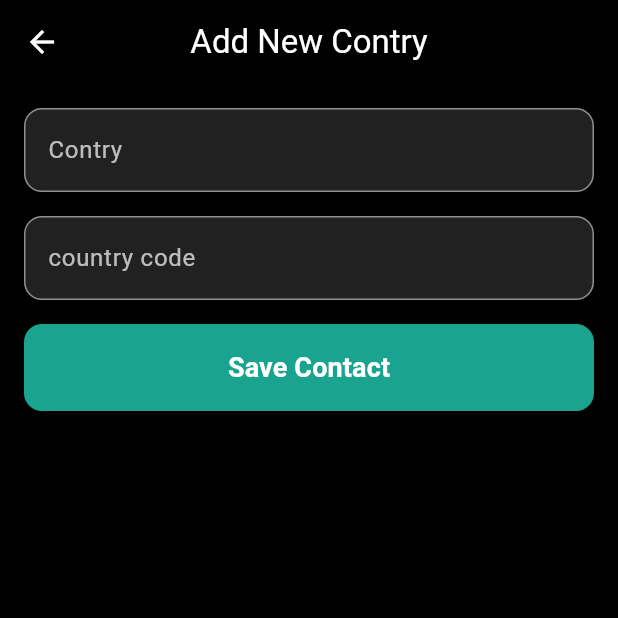
After one commit to jereenajohn/Be_call, a Flutter app: the AddContryFormPage screen opened directly, after a tap on "Save Contact", on a phone screen of 412 x 824 dp, the top half of it. The commit adds this screen. Run offline on Flutter 3.47's test engine with Material 3 defaults, Android fonts, the phone set to English and light mode, and no system bars; our stand-ins replace flutter_bloc, flutter_contacts, permission_handler, shared_preferences; missing offline and left inert: call_log, flutter_phone_direct_caller; accounts and stored records are empty; network calls fail.

Commit message:
contact,state,country

```diff
--- /dev/null
+++ b/lib/add_contry.dart
@@ -0,0 +1,134 @@
+import 'package:be_call/api.dart';
+import 'package:flutter/material.dart';
+import 'package:flutter_contacts/flutter_contacts.dart';
+import 'package:http/http.dart' as https;
+import 'package:shared_preferences/shared_preferences.dart';
+
+class AddContryFormPage extends StatefulWidget {
+  const AddContryFormPage({super.key});
+
+  @override
+  State<AddContryFormPage> createState() => _AddContryFormPageState();
+}
+
+class _AddContryFormPageState extends State<AddContryFormPage> {
+  final _formKey = GlobalKey<FormState>();
+  final TextEditingController _NameCtrl = TextEditingController();
+  final TextEditingController _codeCtrl  = TextEditingController();
+
+
+  final Color accent = const Color.fromARGB(255, 26, 164, 143);
+Future <String?> getToken() async {
+    SharedPreferences prefs = await SharedPreferences.getInstance();
+    return prefs.getString('access_token');
+  }
+
+  Future<void> _saveCountry() async {
+    var token = await getToken();
+    try{
+      var response= await https.post(Uri.parse("$api/api/countries/"),
+      headers: {
+
+          "Authorization": "Bearer $token",
+        },
+      body:{
+        "name":_NameCtrl.text,
+        "code":_codeCtrl.text
+      }
+      );
+      print(response.statusCode);
+      print(response.body);
+      if(response.statusCode==201 || response.statusCode==200){
+        ScaffoldMessenger.of(context).showSnackBar(
+          SnackBar(content: const Text('Country saved successfully!'), backgroundColor: accent),
+        );
+        _formKey.currentState?.reset();
+        _NameCtrl.clear();
+        _codeCtrl.clear();
+      }
+      else{
+         ScaffoldMessenger.of(context).showSnackBar(
+          SnackBar(content: Text("Failed to save. Code: ${response.statusCode}"), backgroundColor: Colors.red),
+        );
+      }
+
+
+
+    }
+    catch(e){
+      print(e);
+    }
+
+
+  }
+
+  InputDecoration _inputDecoration(String label) => InputDecoration(
+        labelText: label,
+        labelStyle: TextStyle(color: Colors.white.withOpacity(0.7)),
+        enabledBorder: OutlineInputBorder(
+          borderSide: BorderSide(color: Colors.white.withOpacity(0.5)),
+          borderRadius: BorderRadius.circular(12),
+        ),
+        focusedBorder: OutlineInputBorder(
+          borderSide: BorderSide(color: Colors.white, width: 1.5),
+          borderRadius: BorderRadius.circular(12),
+        ),
+        filled: true,
+        fillColor: Colors.grey[900],
+      );
+
+  @override
+  Widget build(BuildContext context) {
+    return Scaffold(
+      backgroundColor: Colors.black,
+      appBar: AppBar(
+        title: const Text('Add New Contry'),
+        backgroundColor: Colors.black,
+        elevation: 0,
+        centerTitle: true,
+        foregroundColor: Colors.white,
+
+      ),
+      body: Padding(
+        padding: const EdgeInsets.all(16),
+        child: Form(
+          key: _formKey,
+          child: ListView(
+            children: [
+              TextFormField(
+                controller: _NameCtrl,
+                decoration: _inputDecoration('Contry'),
+                validator: (v) => v!.isEmpty ? 'Enter country name' : null,
+                style: const TextStyle(color: Colors.white),
+              ),
+              const SizedBox(height: 16),
+               TextFormField(
+                controller: _codeCtrl,
+                decoration: _inputDecoration('country code'),
+                validator: (v) => v!.isEmpty ? 'Enter country code' : null,
+                style: const TextStyle(color: Colors.white),
+              ),
+              const SizedBox(height: 16),
+
+              ElevatedButton(
+                style: ElevatedButton.styleFrom(
+                  backgroundColor: accent,
+                  foregroundColor: Colors.white,
+                  padding: const EdgeInsets.symmetric(vertical: 16),
+                  shape: RoundedRectangleBorder(
+                      borderRadius: BorderRadius.circular(12)),
+                  elevation: 6,
+                ),
+                onPressed: _saveCountry,
+                child: const Text(
+                  'Save Contact',
+                  style: TextStyle(fontSize: 18, fontWeight: FontWeight.bold),
+                ),
+              ),
+            ],
+          ),
+        ),
+      ),
+    );
+  }
+}
--- a/lib/main.dart
+++ b/lib/main.dart
@@ -1,4 +1,5 @@
 import 'package:be_call/homepage.dart';
+import 'package:be_call/login_page.dart';
 import 'package:flutter/material.dart';
 
 void main() async {
@@ -22,7 +23,7 @@ class _MyAppState extends State<MyApp> {
       debugShowCheckedModeBanner: false,
       initialRoute: '/',
       routes: {
-        '/': (context) => const Homepage(),
+        '/': (context) => const LoginPage(),
         '/dialer': (context) => const Homepage(),
       },
     );
--- a/pubspec.yaml
+++ b/pubspec.yaml
@@ -34,6 +34,7 @@ dependencies:
   # The following adds the Cupertino Icons font to your application.
   # Use with the CupertinoIcons class for iOS style icons.
   cupertino_icons: ^1.0.8
+  flutter_bloc: ^9.1.1
 
 dev_dependencies:
   flutter_test:
```
Also changed, not shown: lib/add_contact.dart (+44 -1 lines), lib/add_state.dart (added, +162 -0 lines), lib/add_state_cubit.dart (added, +59 -0 lines), lib/countries_cubit.dart (added, +58 -0 lines), lib/profilepage.dart (+40 -0 lines).
